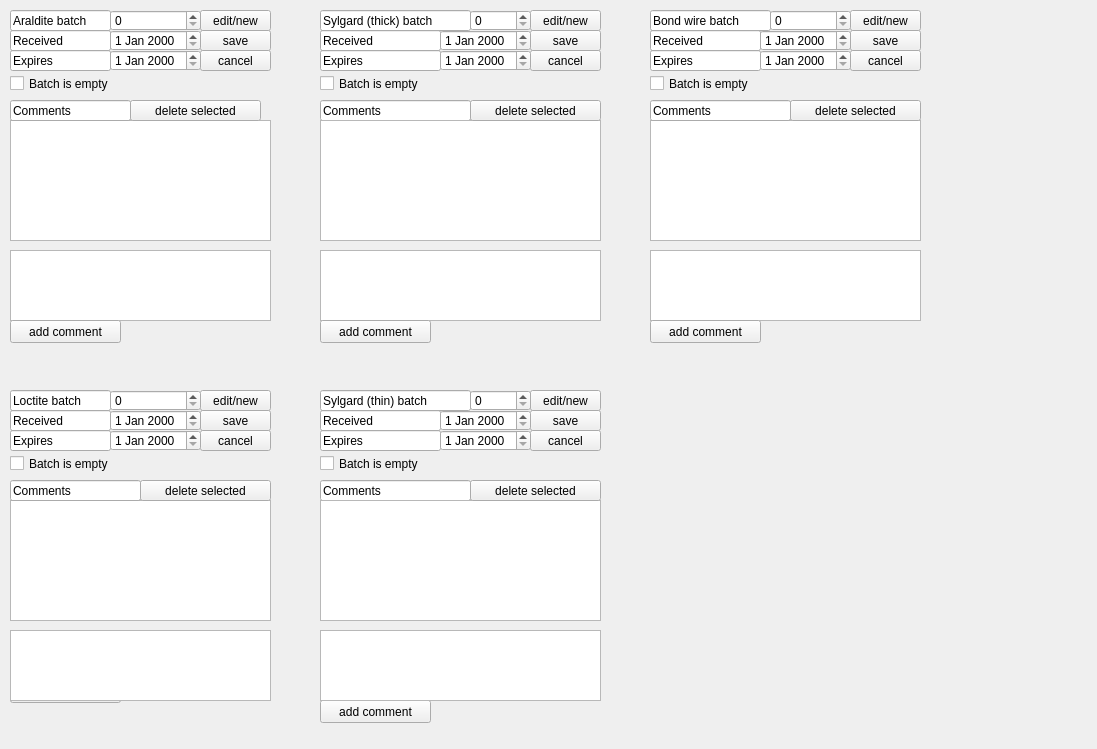
This is pages_ui/view_supplies.ui in IncandelaLab/SharedUI as Qt 5 draws it before an edit. The edited form follows.
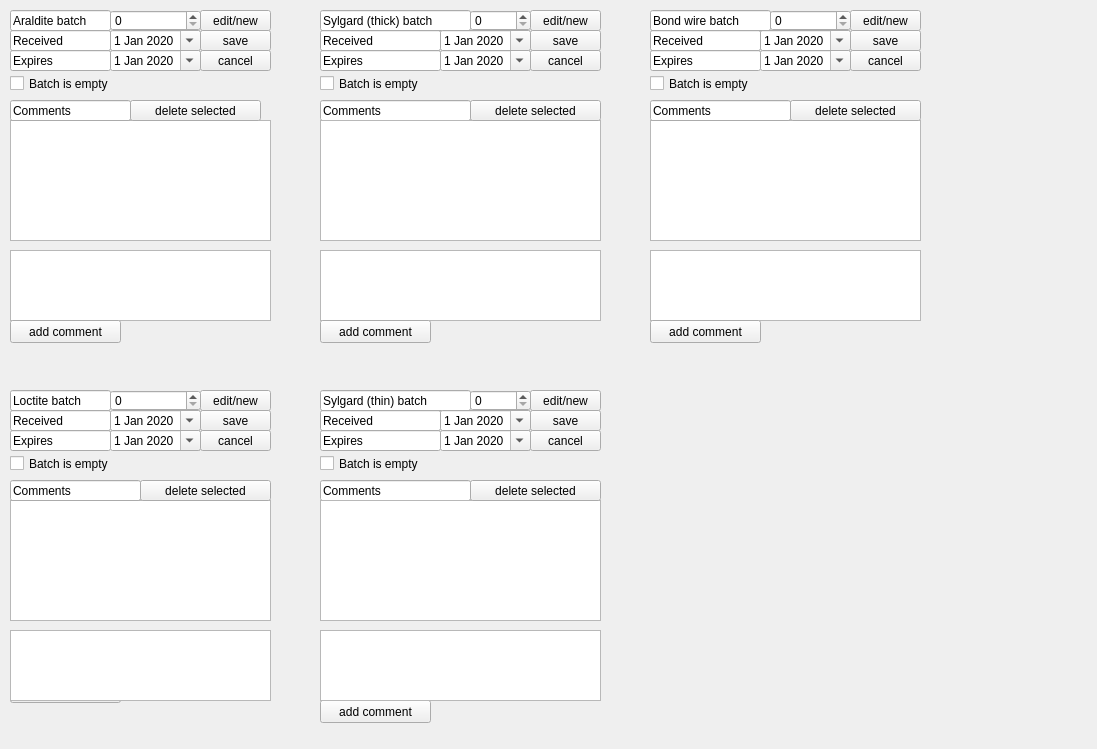
This is the edited form.

```diff
--- a/pages_ui/view_supplies.ui
+++ b/pages_ui/view_supplies.ui
@@ -152,15 +152,32 @@
      <height>21</height>
     </rect>
    </property>
-  </widget>
-  <widget class="QDateEdit" name="dAralditeExpires">
-   <property name="geometry">
-    <rect>
-     <x>110</x>
-     <y>50</y>
-     <width>91</width>
-     <height>21</height>
-    </rect>
+   <property name="dateTime">
+    <datetime>
+     <hour>0</hour>
+     <minute>0</minute>
+     <second>0</second>
+     <year>2020</year>
+     <month>1</month>
+     <day>1</day>
+    </datetime>
+   </property>
+   <property name="maximumDate">
+    <date>
+     <year>2030</year>
+     <month>12</month>
+     <day>31</day>
+    </date>
+   </property>
+   <property name="minimumDate">
+    <date>
+     <year>2000</year>
+     <month>1</month>
+     <day>1</day>
+    </date>
+   </property>
+   <property name="calendarPopup">
+    <bool>true</bool>
    </property>
   </widget>
   <widget class="QLineEdit" name="lineEdit_2">
@@ -320,6 +337,33 @@
      <height>21</height>
     </rect>
    </property>
+   <property name="dateTime">
+    <datetime>
+     <hour>0</hour>
+     <minute>0</minute>
+     <second>0</second>
+     <year>2020</year>
+     <month>1</month>
+     <day>1</day>
+    </datetime>
+   </property>
+   <property name="maximumDate">
+    <date>
+     <year>2030</year>
+     <month>12</month>
+     <day>31</day>
+    </date>
+   </property>
+   <property name="minimumDate">
+    <date>
+     <year>2000</year>
+     <month>1</month>
+     <day>1</day>
+    </date>
+   </property>
+   <property name="calendarPopup">
+    <bool>true</bool>
+   </property>
   </widget>
   <widget class="QPlainTextEdit" name="pteLoctiteWriteComment">
    <property name="geometry">
@@ -353,6 +397,33 @@
      <height>21</height>
     </rect>
    </property>
+   <property name="dateTime">
+    <datetime>
+     <hour>0</hour>
+     <minute>0</minute>
+     <second>0</second>
+     <year>2020</year>
+     <month>1</month>
+     <day>1</day>
+    </datetime>
+   </property>
+   <property name="maximumDate">
+    <date>
+     <year>2030</year>
+     <month>12</month>
+     <day>31</day>
+    </date>
+   </property>
+   <property name="minimumDate">
+    <date>
+     <year>2000</year>
+     <month>1</month>
+     <day>1</day>
+    </date>
+   </property>
+   <property name="calendarPopup">
+    <bool>true</bool>
+   </property>
   </widget>
   <widget class="QPushButton" name="pbLoctiteEditNew">
    <property name="geometry">
@@ -538,6 +609,33 @@
      <height>21</height>
     </rect>
    </property>
+   <property name="dateTime">
+    <datetime>
+     <hour>0</hour>
+     <minute>0</minute>
+     <second>0</second>
+     <year>2020</year>
+     <month>1</month>
+     <day>1</day>
+    </datetime>
+   </property>
+   <property name="maximumDate">
+    <date>
+     <year>2030</year>
+     <month>12</month>
+     <day>31</day>
+    </date>
+   </property>
+   <property name="minimumDate">
+    <date>
+     <year>2000</year>
+     <month>1</month>
+     <day>1</day>
+    </date>
+   </property>
+   <property name="calendarPopup">
+    <bool>true</bool>
+   </property>
   </widget>
   <widget class="QDateEdit" name="dSylgardThinReceived">
    <property name="geometry">
@@ -548,6 +646,33 @@
      <height>21</height>
     </rect>
    </property>
+   <property name="dateTime">
+    <datetime>
+     <hour>0</hour>
+     <minute>0</minute>
+     <second>0</second>
+     <year>2020</year>
+     <month>1</month>
+     <day>1</day>
+    </datetime>
+   </property>
+   <property name="maximumDate">
+    <date>
+     <year>2030</year>
+     <month>12</month>
+     <day>31</day>
+    </date>
+   </property>
+   <property name="minimumDate">
+    <date>
+     <year>2000</year>
+     <month>1</month>
+     <day>1</day>
+    </date>
+   </property>
+   <property name="calendarPopup">
+    <bool>true</bool>
+   </property>
   </widget>
   <widget class="QPushButton" name="pbSylgardThinEditNew">
    <property name="geometry">
@@ -733,6 +858,33 @@
      <height>21</height>
     </rect>
    </property>
+   <property name="dateTime">
+    <datetime>
+     <hour>0</hour>
+     <minute>0</minute>
+     <second>0</second>
+     <year>2020</year>
+     <month>1</month>
+     <day>1</day>
+    </datetime>
+   </property>
+   <property name="maximumDate">
+    <date>
+     <year>2030</year>
+     <month>12</month>
+     <day>31</day>
+    </date>
+   </property>
+   <property name="minimumDate">
+    <date>
+     <year>2000</year>
+     <month>1</month>
+     <day>1</day>
+    </date>
+   </property>
+   <property name="calendarPopup">
+    <bool>true</bool>
+   </property>
   </widget>
   <widget class="QDateEdit" name="dSylgardThickReceived">
    <property name="geometry">
@@ -743,6 +895,33 @@
      <height>21</height>
     </rect>
    </property>
+   <property name="dateTime">
+    <datetime>
+     <hour>0</hour>
+     <minute>0</minute>
+     <second>0</second>
+     <year>2020</year>
+     <month>1</month>
+     <day>1</day>
+    </datetime>
+   </property>
+   <property name="maximumDate">
+    <date>
+     <year>2030</year>
+     <month>12</month>
+     <day>31</day>
+    </date>
+   </property>
+   <property name="minimumDate">
+    <date>
+     <year>2000</year>
+     <month>1</month>
+     <day>1</day>
+    </date>
+   </property>
+   <property name="calendarPopup">
+    <bool>true</bool>
+   </property>
   </widget>
   <widget class="QDateEdit" name="dBondWireReceived">
    <property name="geometry">
@@ -753,6 +932,33 @@
      <height>21</height>
     </rect>
    </property>
+   <property name="dateTime">
+    <datetime>
+     <hour>0</hour>
+     <minute>0</minute>
+     <second>0</second>
+     <year>2020</year>
+     <month>1</month>
+     <day>1</day>
+    </datetime>
+   </property>
+   <property name="maximumDate">
+    <date>
+     <year>2030</year>
+     <month>12</month>
+     <day>31</day>
+    </date>
+   </property>
+   <property name="minimumDate">
+    <date>
+     <year>2000</year>
+     <month>1</month>
+     <day>1</day>
+    </date>
+   </property>
+   <property name="calendarPopup">
+    <bool>true</bool>
+   </property>
   </widget>
   <widget class="QLineEdit" name="lineEdit_17">
    <property name="geometry">
@@ -880,6 +1086,33 @@
      <height>21</height>
     </rect>
    </property>
+   <property name="dateTime">
+    <datetime>
+     <hour>0</hour>
+     <minute>0</minute>
+     <second>0</second>
+     <year>2020</year>
+     <month>1</month>
+     <day>1</day>
+    </datetime>
+   </property>
+   <property name="maximumDate">
+    <date>
+     <year>2030</year>
+     <month>12</month>
+     <day>31</day>
+    </date>
+   </property>
+   <property name="minimumDate">
+    <date>
+     <year>2000</year>
+     <month>1</month>
+     <day>1</day>
+    </date>
+   </property>
+   <property name="calendarPopup">
+    <bool>true</bool>
+   </property>
   </widget>
   <widget class="QLineEdit" name="lineEdit_19">
    <property name="geometry">
@@ -991,6 +1224,43 @@
     <string>Batch is empty</string>
    </property>
   </widget>
+  <widget class="QDateEdit" name="dAralditeExpires">
+   <property name="geometry">
+    <rect>
+     <x>110</x>
+     <y>50</y>
+     <width>91</width>
+     <height>21</height>
+    </rect>
+   </property>
+   <property name="dateTime">
+    <datetime>
+     <hour>0</hour>
+     <minute>0</minute>
+     <second>0</second>
+     <year>2020</year>
+     <month>1</month>
+     <day>1</day>
+    </datetime>
+   </property>
+   <property name="maximumDate">
+    <date>
+     <year>2030</year>
+     <month>12</month>
+     <day>31</day>
+    </date>
+   </property>
+   <property name="minimumDate">
+    <date>
+     <year>2000</year>
+     <month>1</month>
+     <day>1</day>
+    </date>
+   </property>
+   <property name="calendarPopup">
+    <bool>true</bool>
+   </property>
+  </widget>
  </widget>
  <resources/>
  <connections/>
```
